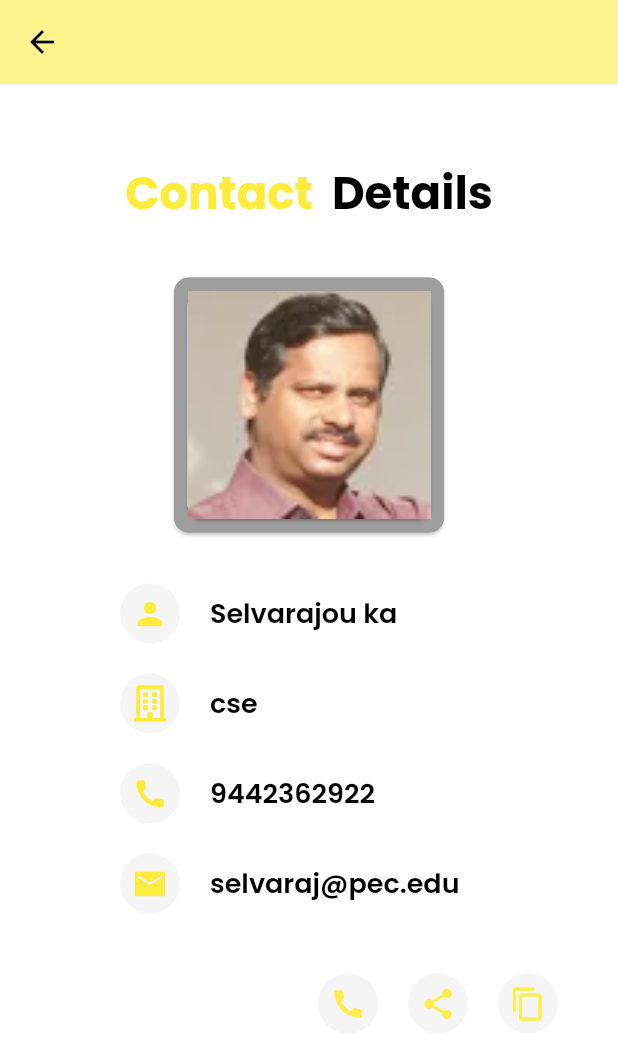
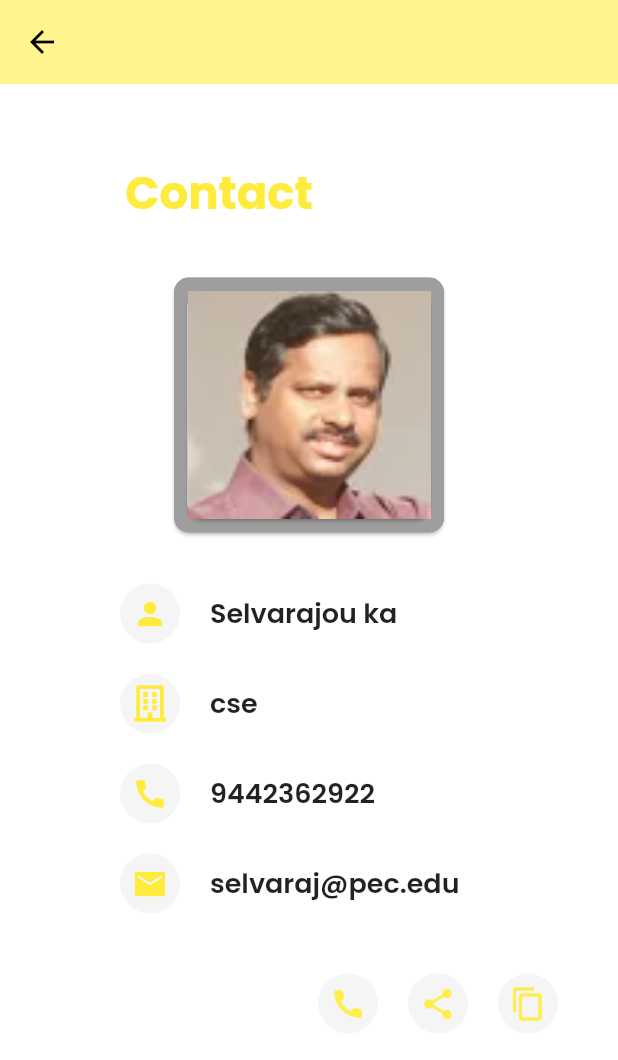
Before and after one commit to DSC-PEC-Puducherry/DSC-PYP, a Flutter app: the screen it shows after launch, after a tap on "Selvarajou ka", on a phone screen of 412 x 824 dp. Shown: the top 1060 px of the screen. Run offline on Flutter 3.47's test engine with Material 2 defaults, Android fonts, the phone set to English and light mode, and no system bars; our stand-ins replace fluttertoast, font_awesome_flutter, google_fonts, lottie, share, shared_preferences; missing offline and left inert: clipboard, flutter_phone_direct_caller.

Commit message:
splash_screen dark_mode

```diff
--- a/lib/Colors.dart
+++ /dev/null
@@ -1,15 +0,0 @@
-import 'package:flutter/material.dart';
-
-const ksecondaryColor = Colors.white;
-
-//sidePage
-const sideApp = Color.fromRGBO(255, 244, 141, 1);
-const AboutCardcolor = Color.fromRGBO(196, 196, 196, 1);
-
-//details
-const detailpgAppbar = Color.fromRGBO(255, 244, 141, 1);
-const detailIconcolor = Color.fromRGBO(255, 237, 73, 1);
-
-//appbar
-const appbarIconColor = Color.fromRGBO(189, 147, 83, 0.89);
-const appBarcolor = Color.fromRGBO(255, 244, 141, 1);
--- a/lib/SplashScreen.dart
+++ b/lib/SplashScreen.dart
@@ -44,7 +44,7 @@ class _splashScreenState extends State<splashScreen> {
                 textStyle: TextStyle(
               fontSize: 15,
               fontWeight: FontWeight.w400,
-                    color: Colors.black)),
+            )),
           ),
           Text(
             "An outcome of Google DSC-PEC",
@@ -52,7 +52,7 @@ class _splashScreenState extends State<splashScreen> {
                 textStyle: TextStyle(
               fontSize: 15,
               fontWeight: FontWeight.w400,
-                    color: Colors.black)),
+            )),
           ),
           SizedBox(
             height: 25,
@@ -69,7 +69,7 @@ class _splashScreenState extends State<splashScreen> {
                 textStyle: TextStyle(
               fontSize: 15,
               fontWeight: FontWeight.w400,
-                    color: Colors.black)),
+            )),
           ),
         ],
       ),
--- a/lib/main.dart
+++ b/lib/main.dart
@@ -1,9 +1,10 @@
 import 'dart:async';
-
 import 'package:flutter/material.dart';
 import 'package:flutter/services.dart';
-import 'package:pec_yellow_pages/Colors.dart';
 import 'package:pec_yellow_pages/SplashScreen.dart';
+import 'package:pec_yellow_pages/screen/providers/dark_theme.dart';
+import 'package:pec_yellow_pages/screen/providers/theme_data.dart';
+import 'package:provider/provider.dart';
 
 Future main() async {
   WidgetsFlutterBinding.ensureInitialized();
@@ -14,13 +15,48 @@ Future main() async {
   runApp(MyApp());
 }
 
-class MyApp extends StatelessWidget {
+class MyApp extends StatefulWidget {
+  @override
+  _MyAppState createState() => _MyAppState();
+}
+
+class _MyAppState extends State<MyApp> {
+  DarkThemeProvider themeProvider = DarkThemeProvider();
+  void getCurrentAppTheme() async {
+    themeProvider.darkTheme = await themeProvider.darkThemeSaver.getTheme();
+  }
+
+  @override
+  void initState() {
+    getCurrentAppTheme();
+    super.initState();
+  }
+
   @override
   Widget build(BuildContext context) {
-    return MaterialApp(
-      debugShowCheckedModeBanner: false,
-      title: 'PecYellowPages',
-      theme: ThemeData(
+    return MultiProvider(
+        providers: [
+          ChangeNotifierProvider(create: (_) {
+            return themeProvider;
+          })
+        ],
+
+        //here the consumer is same as providers...
+        child:
+            Consumer<DarkThemeProvider>(builder: (context, themeData, child) {
+          return MaterialApp(
+            debugShowCheckedModeBanner: false,
+            title: 'PecYellowPages',
+            theme: Styles.themeData(themeProvider.darkTheme, context),
+            home: splashScreen(), //HomeScreen(),
+          );
+        }));
+  }
+}
+
+
+/*
+ThemeData(
         primaryColor: Colors.white,
         scaffoldBackgroundColor: Colors.white,
         textTheme: TextTheme(
@@ -28,7 +64,4 @@ class MyApp extends StatelessWidget {
           bodyText1: TextStyle(color: ksecondaryColor),
         ),
       ),
-      home: splashScreen(), //HomeScreen(),
-    );
-  }
-}
+      */
--- a/lib/screen/Contact_page/details_screen.dart
+++ b/lib/screen/Contact_page/details_screen.dart
@@ -3,7 +3,8 @@ import 'package:font_awesome_flutter/font_awesome_flutter.dart';
 import 'package:fluttertoast/fluttertoast.dart';
 import 'package:flutter_phone_direct_caller/flutter_phone_direct_caller.dart';
 import 'package:google_fonts/google_fonts.dart';
-import 'package:pec_yellow_pages/Colors.dart';
+
+import 'package:pec_yellow_pages/screen/providers/theme_data.dart';
 import 'package:share/share.dart';
 import 'package:clipboard/clipboard.dart';
 
@@ -48,9 +49,7 @@ class DetailsScreen extends StatelessWidget {
                           text: " Details",
                           style: GoogleFonts.poppins(
                               textStyle: TextStyle(
-                                  color: Colors.black,
-                                  fontSize: 30,
-                                  fontWeight: FontWeight.w700)))
+                                  fontSize: 30, fontWeight: FontWeight.w700)))
                     ],
                   ),
                 ),
@@ -98,7 +97,6 @@ class DetailsScreen extends StatelessWidget {
                     style: GoogleFonts.poppins(
                       textStyle: TextStyle(
                         fontSize: 18,
-                        color: Colors.black,
                         fontWeight: FontWeight.w600,
                       ),
                     ),
@@ -123,7 +121,6 @@ class DetailsScreen extends StatelessWidget {
                     style: GoogleFonts.poppins(
                       textStyle: TextStyle(
                         fontSize: 18,
-                        color: Colors.black,
                         fontWeight: FontWeight.w600,
                       ),
                     ),
@@ -148,9 +145,7 @@ class DetailsScreen extends StatelessWidget {
                 Text(phone,
                     style: GoogleFonts.poppins(
                         textStyle: TextStyle(
-                            fontSize: 18,
-                            color: Colors.black,
-                            fontWeight: FontWeight.w600)))
+                            fontSize: 18, fontWeight: FontWeight.w600)))
               ]),
             ),
 
@@ -171,10 +166,8 @@ class DetailsScreen extends StatelessWidget {
                   Text(
                     email,
                     style: GoogleFonts.poppins(
-                      textStyle: TextStyle(
-                          fontSize: 18,
-                          color: Colors.black,
-                          fontWeight: FontWeight.w600),
+                      textStyle:
+                          TextStyle(fontSize: 18, fontWeight: FontWeight.w600),
                     ),
                   ),
                 ],
--- a/lib/screen/EndDrawer/About_body.dart
+++ b/lib/screen/EndDrawer/About_body.dart
@@ -14,7 +14,7 @@ class Body1 extends StatelessWidget {
         children: <Widget>[
           //DSC IMAGE
           Image.asset(
-            'images/dsc.jpg',
+            'images/DSC.png',
             width: 100,
             height: 70,
           ),
@@ -32,9 +32,9 @@ class Body1 extends StatelessWidget {
           Text("Pondicherry Engineering College",
               style: GoogleFonts.poppins(
                 textStyle: TextStyle(
-                    fontSize: 21,
-                    fontWeight: FontWeight.bold,
-                    color: Colors.black),
+                  fontSize: 21,
+                  fontWeight: FontWeight.bold,
+                ),
               )),
 
           //DSC TXT GAP1
@@ -218,9 +218,9 @@ class Body1 extends StatelessWidget {
                   "By joining a DSC ,students grow their Knowledge in a peer-to-peer learning environment and build solutions for a local businesses and their community",
               style: GoogleFonts.poppins(
                 textStyle: TextStyle(
-                    fontSize: 13,
-                    fontWeight: FontWeight.bold,
-                    color: Colors.black),
+                  fontSize: 13,
+                  fontWeight: FontWeight.bold,
+                ),
               ),
               //textAlign: TextAlign.center, //if needed add
             ),
--- a/lib/screen/EndDrawer/About_card.dart
+++ b/lib/screen/EndDrawer/About_card.dart
@@ -1,7 +1,8 @@
 import 'package:flutter/material.dart';
 import 'package:font_awesome_flutter/font_awesome_flutter.dart';
 import 'package:google_fonts/google_fonts.dart';
-import 'package:pec_yellow_pages/Colors.dart';
+
+import 'package:pec_yellow_pages/screen/providers/theme_data.dart';
 import 'package:url_launcher/url_launcher.dart';
 
 class AboutusCard extends StatelessWidget {
@@ -59,7 +60,10 @@ class AboutusCard extends StatelessWidget {
                 children: <Widget>[
                   if (mailLink != 'null')
                     IconButton(
-                      icon: Icon(FontAwesomeIcons.envelope),
+                      icon: Icon(
+                        FontAwesomeIcons.envelope,
+                        color: Colors.black,
+                      ),
                       iconSize: 18,
                       onPressed: () {
                         launch("mailto:$mailLink");
@@ -67,7 +71,8 @@ class AboutusCard extends StatelessWidget {
                     ),
                   if (instaLink != 'null')
                     IconButton(
-                      icon: Icon(FontAwesomeIcons.instagram),
+                      icon:
+                          Icon(FontAwesomeIcons.instagram, color: Colors.black),
                       iconSize: 20,
                       onPressed: () {
                         launch(instaLink);
@@ -75,7 +80,8 @@ class AboutusCard extends StatelessWidget {
                     ),
                   if (linkedInLink != 'null')
                     IconButton(
-                      icon: Icon(FontAwesomeIcons.linkedin),
+                      icon:
+                          Icon(FontAwesomeIcons.linkedin, color: Colors.black),
                       iconSize: 20,
                       onPressed: () {
                         launch(linkedInLink);
@@ -83,7 +89,8 @@ class AboutusCard extends StatelessWidget {
                     ),
                   if (fbLink != 'null')
                     IconButton(
-                      icon: Icon(FontAwesomeIcons.facebook),
+                      icon:
+                          Icon(FontAwesomeIcons.facebook, color: Colors.black),
                       iconSize: 20,
                       onPressed: () {
                         launch(fbLink);
@@ -91,7 +98,7 @@ class AboutusCard extends StatelessWidget {
                     ),
                   if (gitLink != 'null')
                     IconButton(
-                      icon: Icon(FontAwesomeIcons.github),
+                      icon: Icon(FontAwesomeIcons.github, color: Colors.black),
                       iconSize: 20,
                       onPressed: () {
                         launch(gitLink);
--- a/lib/screen/EndDrawer/About_main.dart
+++ b/lib/screen/EndDrawer/About_main.dart
@@ -1,8 +1,9 @@
 import 'package:flutter/cupertino.dart';
 import 'package:flutter/material.dart';
 import 'package:google_fonts/google_fonts.dart';
-import 'package:pec_yellow_pages/Colors.dart';
+
 import 'package:pec_yellow_pages/screen/EndDrawer/About_body.dart';
+import 'package:pec_yellow_pages/screen/providers/theme_data.dart';
 
 class HomePage extends StatelessWidget {
   HomePage({Key? key}) : super(key: key);
@@ -12,9 +13,11 @@ class HomePage extends StatelessWidget {
     return Scaffold(
       appBar: AppBar(
         backgroundColor: sideApp,
+        centerTitle: true,
         title: Text('ABOUT US',
             style: GoogleFonts.poppins(
-                textStyle: TextStyle(fontWeight: FontWeight.w400))),
+                textStyle: TextStyle(
+                    fontWeight: FontWeight.w400, color: Colors.black))),
       ),
       body: Body1(),
     );
--- a/lib/screen/EndDrawer/add.dart
+++ b/lib/screen/EndDrawer/add.dart
@@ -2,7 +2,8 @@ import 'dart:ui';
 import 'package:flutter/cupertino.dart';
 import 'package:flutter/material.dart';
 import 'package:google_fonts/google_fonts.dart';
-import 'package:pec_yellow_pages/Colors.dart';
+
+import 'package:pec_yellow_pages/screen/providers/theme_data.dart';
 
 class Add extends StatefulWidget {
   @override
@@ -14,8 +15,12 @@ class _State extends State<Add> {
   Widget build(BuildContext context) {
     return new Scaffold(
       appBar: new AppBar(
-        backgroundColor: sideApp,
-      ),
+          backgroundColor: sideApp,
+          centerTitle: true,
+          title: Text('ADD CONTACT',
+              style: GoogleFonts.poppins(
+                  textStyle: TextStyle(
+                      fontWeight: FontWeight.w400, color: Colors.black)))),
       body: SingleChildScrollView(
         child: new Container(
           padding: new EdgeInsets.all(35.0),
@@ -31,7 +36,6 @@ class _State extends State<Add> {
                         textStyle: TextStyle(
                           fontSize: 30,
                           fontWeight: FontWeight.bold,
-                          color: Colors.black,
                         ),
                       ),
                     ),
--- a/lib/screen/EndDrawer/edit.dart
+++ b/lib/screen/EndDrawer/edit.dart
@@ -2,7 +2,8 @@ import 'dart:ui';
 import 'package:flutter/cupertino.dart';
 import 'package:flutter/material.dart';
 import 'package:google_fonts/google_fonts.dart';
-import 'package:pec_yellow_pages/Colors.dart';
+
+import 'package:pec_yellow_pages/screen/providers/theme_data.dart';
 
 class Edit extends StatefulWidget {
   @override
@@ -14,8 +15,12 @@ class _State extends State<Edit> {
   Widget build(BuildContext context) {
     return new Scaffold(
       appBar: new AppBar(
-        backgroundColor: sideApp,
-      ),
+          backgroundColor: sideApp,
+          centerTitle: true,
+          title: Text('EDIT CONTACT',
+              style: GoogleFonts.poppins(
+                  textStyle: TextStyle(
+                      fontWeight: FontWeight.w400, color: Colors.black)))),
       body: SingleChildScrollView(
         child: new Container(
           padding: new EdgeInsets.all(35.0),
@@ -31,7 +36,6 @@ class _State extends State<Edit> {
                         textStyle: TextStyle(
                           fontSize: 30,
                           fontWeight: FontWeight.bold,
-                          color: Colors.black,
                         ),
                       ),
                     ),
--- a/lib/screen/EndDrawer/feedback.dart
+++ b/lib/screen/EndDrawer/feedback.dart
@@ -1,7 +1,8 @@
 import 'dart:ui';
 import 'package:flutter/material.dart';
 import 'package:google_fonts/google_fonts.dart';
-import 'package:pec_yellow_pages/Colors.dart';
+
+import 'package:pec_yellow_pages/screen/providers/theme_data.dart';
 
 class FeedBack extends StatefulWidget {
   @override
@@ -13,9 +14,13 @@ class _State extends State<FeedBack> {
   Widget build(BuildContext context) {
     return new Scaffold(
       appBar: new AppBar(
-        // toolbarHeight: 30,
-        backgroundColor: sideApp,
-      ),
+          // toolbarHeight: 30,
+          backgroundColor: sideApp,
+          centerTitle: true,
+          title: Text('FEEDBACK',
+              style: GoogleFonts.poppins(
+                  textStyle: TextStyle(
+                      fontWeight: FontWeight.w400, color: Colors.black)))),
       body: SingleChildScrollView(
         child: new Container(
           padding: new EdgeInsets.all(40.0),
@@ -31,7 +36,6 @@ class _State extends State<FeedBack> {
                         textStyle: TextStyle(
                           fontSize: 30,
                           fontWeight: FontWeight.bold,
-                          color: Colors.black,
                         ),
                       ),
                     ),
--- a/lib/screen/Widget/endDrawer.dart
+++ b/lib/screen/Widget/endDrawer.dart
@@ -1,4 +1,5 @@
 import 'dart:ui';
+import 'package:flutter/cupertino.dart';
 import 'package:flutter/material.dart';
 import 'package:google_fonts/google_fonts.dart';
 import 'package:pec_yellow_pages/screen/EndDrawer/About_main.dart';
@@ -6,15 +7,22 @@ import 'package:pec_yellow_pages/screen/EndDrawer/add.dart';
 import 'package:pec_yellow_pages/screen/EndDrawer/edit.dart';
 import 'package:font_awesome_flutter/font_awesome_flutter.dart';
 import 'package:pec_yellow_pages/screen/EndDrawer/feedback.dart';
-import 'package:toggle_switch/toggle_switch.dart';
+import 'package:pec_yellow_pages/screen/providers/dark_theme.dart';
+import 'package:provider/provider.dart';
 
-class EndDrawer extends StatelessWidget {
+class EndDrawer extends StatefulWidget {
   const EndDrawer({
     Key? key,
   }) : super(key: key);
 
   @override
+  _EndDrawerState createState() => _EndDrawerState();
+}
+
+class _EndDrawerState extends State<EndDrawer> {
+  @override
   Widget build(BuildContext context) {
+    final themeProvider = Provider.of<DarkThemeProvider>(context);
     return BackdropFilter(
       filter: ImageFilter.blur(sigmaX: 2, sigmaY: 2),
       child: Container(
@@ -29,38 +37,23 @@ class EndDrawer extends StatelessWidget {
                 //1
                 Padding(
                   padding: EdgeInsets.only(top: 180),
-                  child: ListTile(
-                    title: Row(
-                      children: [
-                        Icon(
-                          FontAwesomeIcons.solidMoon,
-                        ),
-                        SizedBox(
-                          width: 30,
-                        ),
-                        Text("DARK MODE",
-                            style: GoogleFonts.poppins(
-                              textStyle: TextStyle(
-                                  fontSize: 18,
-                                  color: Colors.black,
-                                  fontWeight: FontWeight.w500),
-                            )),
-                        SizedBox(
-                          width: 10,
-                        ),
-                        ToggleSwitch(
-                          totalSwitches: 2,
-                          minWidth: 20.0,
-                          cornerRadius: 20.0,
-                          minHeight: 20,
-                          initialLabelIndex: 0,
-                          activeBgColor: [Colors.black],
-                          onToggle: (index) {},
-                        ),
-                      ],
-                    ),
-                  ),
                 ),
+
+                ListTile(
+                    leading: Icon(Icons.dark_mode),
+                    title: Text("DARK MODE",
+                        style: GoogleFonts.poppins(
+                          textStyle: TextStyle(
+                              fontSize: 16.5, fontWeight: FontWeight.w500),
+                        )),
+                    trailing: CupertinoSwitch(
+                        activeColor: Colors.grey,
+                        value: themeProvider.darkTheme,
+                        onChanged: (onChanged) {
+                          setState(() {
+                            themeProvider.darkTheme = onChanged;
+                          });
+                        })),
                 Divider(
                   height: 1,
                 ),
@@ -70,14 +63,11 @@ class EndDrawer extends StatelessWidget {
                     child: ListTile(
                   leading: Icon(
                     Icons.edit,
-                    color: Colors.black,
                   ),
                   title: Text("EDIT",
                       style: GoogleFonts.poppins(
                         textStyle: TextStyle(
-                            fontSize: 18,
-                            color: Colors.black,
-                            fontWeight: FontWeight.w500),
+                            fontSize: 18, fontWeight: FontWeight.w500),
                       )),
                   onTap: () {
                     Navigator.of(context).push(
@@ -94,14 +84,11 @@ class EndDrawer extends StatelessWidget {
                 ListTile(
                   leading: Icon(
                     FontAwesomeIcons.plusCircle,
-                    color: Colors.black,
                   ),
                   title: Text("CREATE",
                       style: GoogleFonts.poppins(
                         textStyle: TextStyle(
-                            fontSize: 18,
-                            color: Colors.black,
-                            fontWeight: FontWeight.w500),
+                            fontSize: 18, fontWeight: FontWeight.w500),
                       )),
                   onTap: () {
                     Navigator.of(context).push(
@@ -118,14 +105,12 @@ class EndDrawer extends StatelessWidget {
                 ListTile(
                   leading: Icon(
                     FontAwesomeIcons.handsHelping,
-                    color: Colors.black,
                   ),
                   title: Text("FEEDBACK",
                       style: GoogleFonts.poppins(
                         textStyle: TextStyle(
                           fontSize: 18,
                           fontWeight: FontWeight.w500,
-                          color: Colors.black,
                         ),
                       )),
                   onTap: () {
@@ -144,15 +129,15 @@ class EndDrawer extends StatelessWidget {
                   child: ListTile(
                     leading: Icon(
                       Icons.info,
-                      color: Colors.black,
                     ),
                     title: Text(
                       "ABOUT US",
                       style: GoogleFonts.poppins(
                         textStyle: TextStyle(
-                            fontSize: 18,
-                            fontWeight: FontWeight.w500,
-                            color: Colors.black),
+                          fontSize: 18,
+                          fontWeight: FontWeight.w500,
+                          //color: Colors.black
+                        ),
                       ),
                     ),
                     onTap: () {
@@ -170,7 +155,6 @@ class EndDrawer extends StatelessWidget {
                 Icon(
                   Icons.more_horiz,
                   size: 50,
-                  color: Color.fromRGBO(0, 0, 0, 0.25),
                 )
               ],
             ),
--- a/lib/screen/home/components/ItemList.dart
+++ b/lib/screen/home/components/ItemList.dart
@@ -35,6 +35,8 @@ class ItemList extends StatelessWidget {
 
                   //Alphabet index inside circleAvatar
                   child: CircleAvatar(
+                    backgroundColor: Color.fromRGBO(254, 250, 228, 1),
+                    foregroundColor: Colors.black,
                     child: Text(Teacher[index].name[0],
                         style: GoogleFonts.poppins(
                             textStyle: TextStyle(
--- a/lib/screen/home/components/app_bar.dart
+++ b/lib/screen/home/components/app_bar.dart
@@ -1,6 +1,7 @@
 import 'package:flutter/material.dart';
-import 'package:pec_yellow_pages/Colors.dart';
+
 import 'package:pec_yellow_pages/screen/Widget/clippbar.dart';
+import 'package:pec_yellow_pages/screen/providers/theme_data.dart';
 
 AppBar homeAppBar(BuildContext context) {
   return AppBar(
--- /dev/null
+++ b/lib/screen/providers/dark_theme.dart
@@ -0,0 +1,15 @@
+import 'package:flutter/material.dart';
+import 'package:pec_yellow_pages/screen/providers/saver.dart';
+
+class DarkThemeProvider with ChangeNotifier {
+  DarkThemeSaver darkThemeSaver = DarkThemeSaver();
+  bool _darkTheme = false; // by default it is white
+  bool get darkTheme => _darkTheme; // setting up getters
+
+  set darkTheme(bool value) {
+    //setters
+    _darkTheme = value;
+    darkThemeSaver.setDarkTheme(value);
+    notifyListeners(); // note the changes made.
+  }
+}
--- /dev/null
+++ b/lib/screen/providers/saver.dart
@@ -0,0 +1,20 @@
+import 'package:flutter/material.dart';
+import 'package:shared_preferences/shared_preferences.dart';
+
+class DarkThemeSaver {
+  static const THEME_STATUS = "THEMESTATUS";
+
+  setDarkTheme(bool value) async {
+    SharedPreferences prefs = await SharedPreferences.getInstance();
+
+    prefs.setBool(THEME_STATUS, value);
+  }
+
+  Future<bool> getTheme() async {
+    SharedPreferences prefs = await SharedPreferences.getInstance();
+    return prefs.getBool(
+          THEME_STATUS,
+        ) ??
+        false;
+  }
+}
--- /dev/null
+++ b/lib/screen/providers/theme_data.dart
@@ -0,0 +1,47 @@
+import 'package:flutter/material.dart';
+
+//Colors used in App ===========================================================
+
+const ksecondaryColor = Colors.white;
+
+//sidePage
+const sideApp = Color.fromRGBO(255, 244, 141, 1);
+const AboutCardcolor = Color.fromRGBO(196, 196, 196, 1);
+
+//details
+const detailpgAppbar = Color.fromRGBO(255, 244, 141, 1);
+const detailIconcolor = Color.fromRGBO(255, 237, 73, 1);
+
+//appbar
+const appbarIconColor = Color.fromRGBO(189, 147, 83, 0.89);
+const appBarcolor = Color.fromRGBO(255, 244, 141, 1);
+
+//==============================================================================
+
+// Color Modifications For Dark Mode ===========================================
+class Styles {
+  static ThemeData themeData(bool isDarkTheme, BuildContext context) {
+    return ThemeData(
+      //primarySwatch: Colors.red,
+      canvasColor: isDarkTheme ? Colors.black : Colors.grey[50],
+      scaffoldBackgroundColor: isDarkTheme ? Colors.black : Colors.white,
+      primaryColor: isDarkTheme ? Colors.black : Colors.white,
+      backgroundColor: isDarkTheme ? Colors.black : Color(0xffF1F5FB),
+      indicatorColor: isDarkTheme ? Color(0xff0E1D36) : Color(0xffCBDCF8),
+      buttonColor: isDarkTheme ? Color(0xff3B3B3B) : Color(0xffF1F5FB),
+      hintColor: isDarkTheme ? Color(0xff280C0B) : Colors.black,
+      highlightColor: isDarkTheme ? Color(0xff372901) : Color(0xffFCE192),
+      hoverColor: isDarkTheme ? Color(0xff3A3A3B) : Color(0xff4285F4),
+      focusColor: isDarkTheme ? Color(0xff0B2512) : Color(0xffA8DAB5),
+      disabledColor: Colors.grey,
+      textSelectionColor: isDarkTheme ? Colors.white : Colors.black,
+      cardColor: isDarkTheme ? Color(0xFF151515) : Colors.white,
+      brightness: isDarkTheme ? Brightness.dark : Brightness.light,
+      buttonTheme: Theme.of(context).buttonTheme.copyWith(
+          colorScheme: isDarkTheme ? ColorScheme.dark() : ColorScheme.light()),
+      appBarTheme: AppBarTheme(
+        elevation: 0.0,
+      ),
+    );
+  }
+}
```
Also changed, not shown: pubspec.yaml (+5 -2 lines), images/DSC.png (added), images/dsc.jpg (deleted), pubspec.lock. Lines whose indentation alone changed are shown as unchanged.
